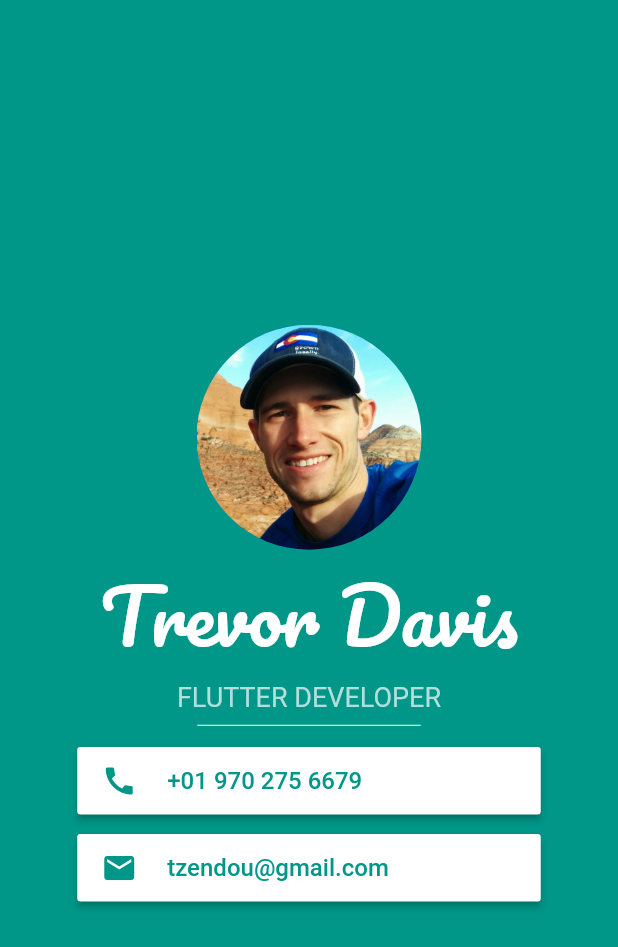
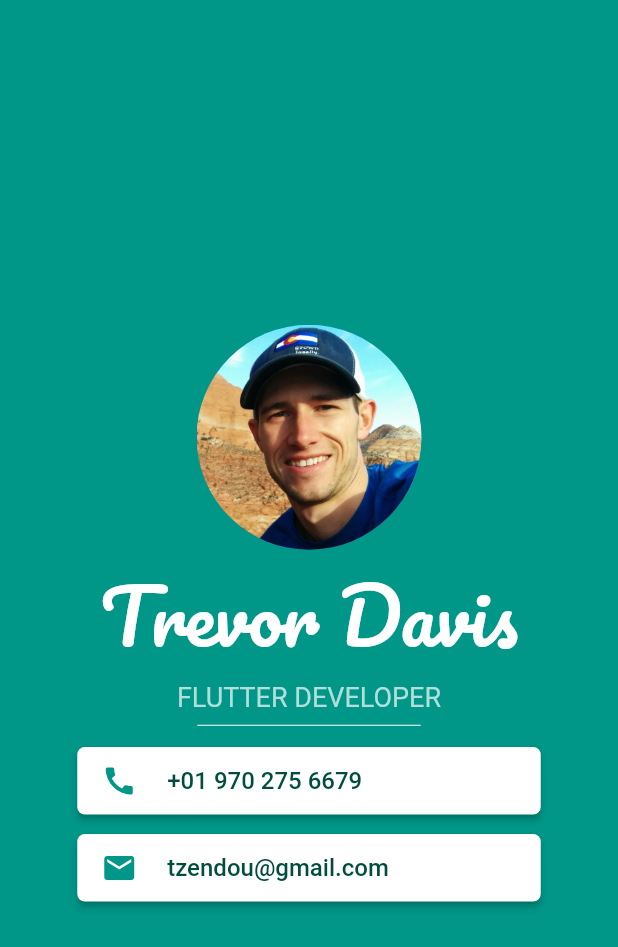
Before and after one commit to T-Davis/flutter_demos, a Flutter app: the screen it shows after launch, on a phone screen of 412 x 824 dp. Shown: the top 947 px of the screen. Run offline on Flutter 3.47's test engine with Material 2 defaults, Android fonts, the phone set to English and light mode, and no system bars; our stand-ins replace google_fonts.

Commit message:
Tweak app design

```diff
--- a/mi_card_flutter/lib/main.dart
+++ b/mi_card_flutter/lib/main.dart
@@ -47,8 +47,10 @@ class MyApp extends StatelessWidget {
                       ),
                     ),
                     Padding(
-                      padding: const EdgeInsets.fromLTRB(0, 5, 0, 5),
+                      padding: const EdgeInsets.symmetric(vertical: 5),
                       child: MaterialButton(
+                        shape: RoundedRectangleBorder(
+                            borderRadius: BorderRadius.circular(5)),
                         color: Colors.white,
                         height: 45,
                         child: Row(
@@ -63,18 +65,20 @@ class MyApp extends StatelessWidget {
                                 "+01 970 275 6679",
                                 style: TextStyle(
                                     fontSize: 16,
-                                    color: Colors.teal,
+                                    color: Colors.teal.shade900,
                                     backgroundColor: Colors.white),
                               ),
-                            )
+                            ),
                           ],
                         ),
                         onPressed: () => {},
                       ),
                     ),
                     Padding(
-                      padding: const EdgeInsets.fromLTRB(0, 5, 0, 5),
+                      padding: const EdgeInsets.symmetric(vertical: 5),
                       child: MaterialButton(
+                        shape: RoundedRectangleBorder(
+                            borderRadius: BorderRadius.circular(5)),
                         color: Colors.white,
                         height: 45,
                         child: Row(
@@ -89,7 +93,7 @@ class MyApp extends StatelessWidget {
                                 "tzendou@gmail.com",
                                 style: TextStyle(
                                     fontSize: 16,
-                                    color: Colors.teal,
+                                    color: Colors.teal.shade900,
                                     backgroundColor: Colors.white),
                               ),
                             )
```
